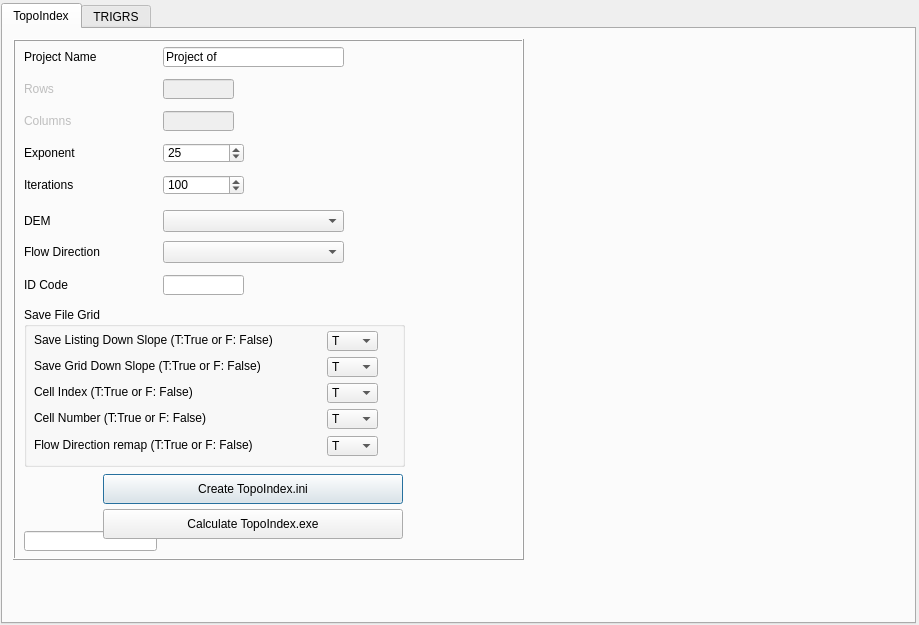
Above: create_topoindex_dialog_base.ui from databy2019/qgis-create_topoindex_plugin before the change. Below: the same form after it.
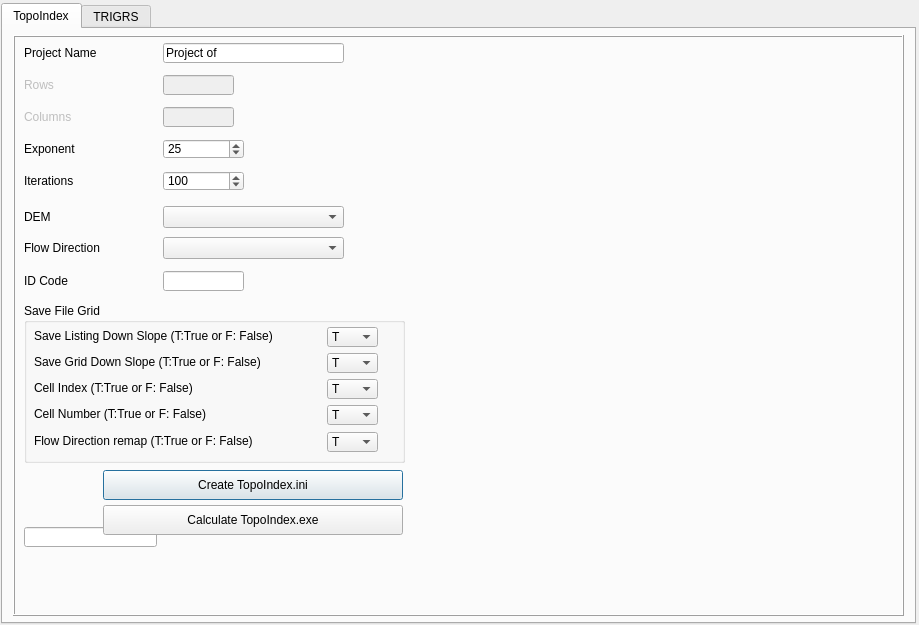
That is the form after the change. The open tabs and pages were chosen to show the change. Icons and pictures are not drawn. Custom widgets are drawn as their Qt base class.

Commit message: edit GUI with TabWidget width

What changed in the file:
```diff
--- a/create_topoindex_dialog_base.ui
+++ b/create_topoindex_dialog_base.ui
@@ -37,9 +37,9 @@
      <property name="geometry">
       <rect>
        <x>10</x>
-       <y>10</y>
-       <width>511</width>
-       <height>521</height>
+       <y>6</y>
+       <width>891</width>
+       <height>581</height>
       </rect>
      </property>
      <property name="frameShape">
```
Left out of the diff: 2 changed lines with no effect on the pictures.
